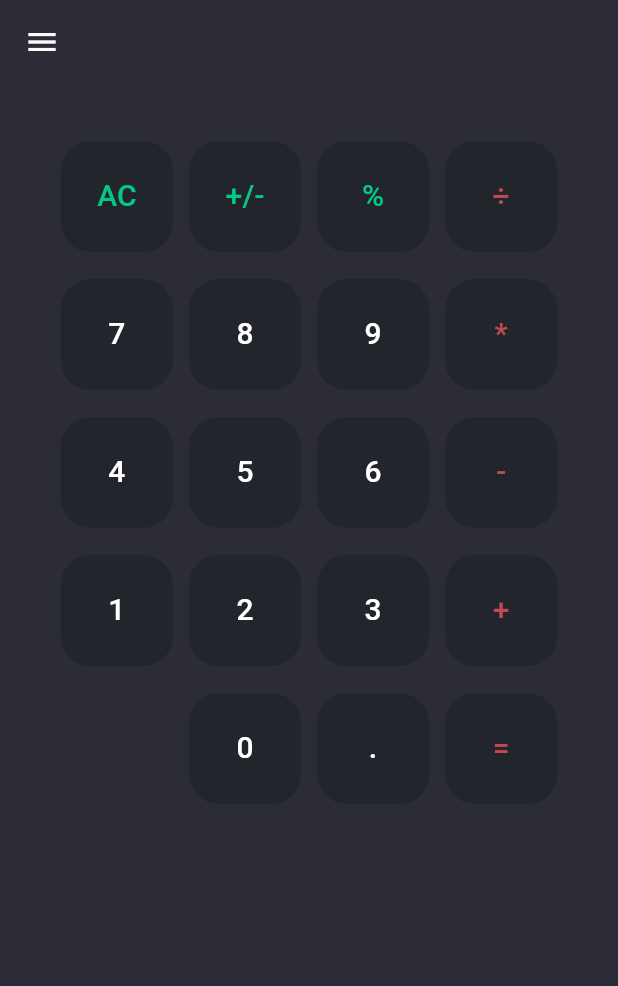
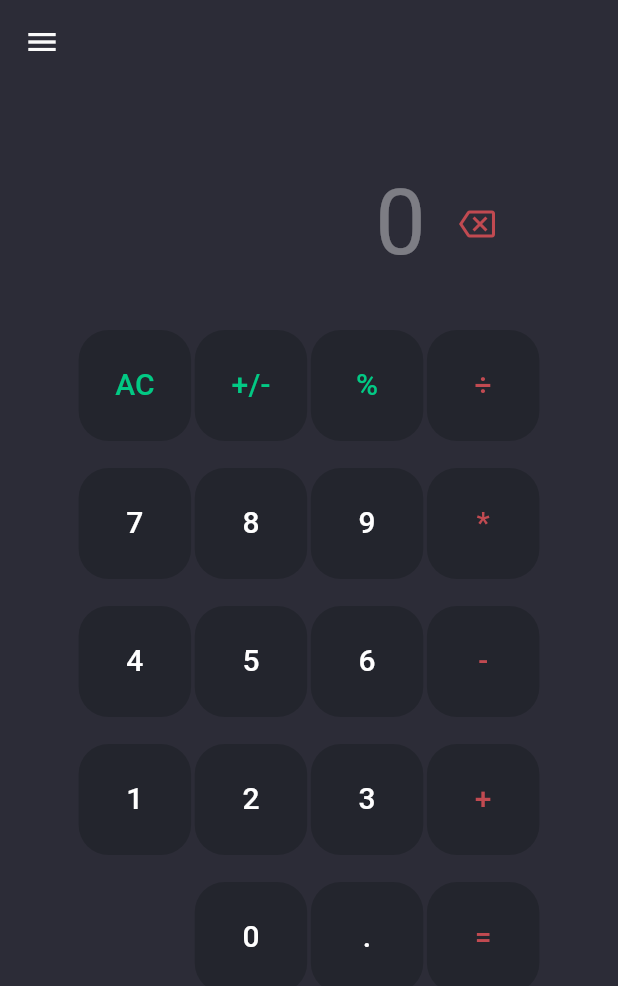
Before and after one commit to rjcalifornia/KCalc, a Flutter app: the screen it shows after launch, on a phone screen of 412 x 824 dp. Shown: the top 986 px of the screen. Run offline on Flutter 3.47's test engine with Material 3 defaults, Android fonts, the phone set to English and light mode, and no system bars; our stand-ins replace google_fonts; missing offline and left inert: window_manager; statements that could not run were skipped.

Commit message:
Changes to be committed: 	modified:   lib/ui/screens/calculator.dart

```diff
--- a/lib/ui/screens/calculator.dart
+++ b/lib/ui/screens/calculator.dart
@@ -11,7 +11,7 @@ class CalculatorScreen extends StatefulWidget {
 class _CalculatorScreenState extends State<CalculatorScreen> {
   @override
   Widget build(BuildContext context) {
-    String equation = "0";
+    const equation = "0";
     String result = "0";
     String expression = "";
     double equationFontSize = 38.0;
@@ -48,14 +48,37 @@ class _CalculatorScreenState extends State<CalculatorScreen> {
         ),
       ),
       body: Padding(
-        padding: new EdgeInsets.all(20),
-        child: const Column(
+        padding: new EdgeInsets.all(40),
+        child: Column(
           children: [
-            SizedBox(
+            Row(
+              mainAxisAlignment: MainAxisAlignment.end,
+              children: [
+                const Padding(
+                  padding: EdgeInsets.all(10),
+                  child: Text(
+                    equation,
+                    style: TextStyle(
+                      fontSize: 60,
+                      color: Colors.white38,
+                    ),
+                  ),
+                ),
+                IconButton(
+                  icon: const Icon(Icons.backspace_outlined,
+                      color: Color(0xffc14a51)),
+                  onPressed: () {},
+                ),
+                const SizedBox(
+                  width: 30,
+                )
+              ],
+            ),
+            const SizedBox(
               height: 8,
             ),
             ButtonArea(),
-            SizedBox(
+            const SizedBox(
               height: 8,
             ),
           ],
--- /dev/null
+++ b/lib/ui/utils/functions.dart
@@ -0,0 +1,5 @@
+class Functions {
+  buttonPressed(String buttonText) {
+    print(buttonText);
+  }
+}
--- a/lib/ui/widgets/button_area.dart
+++ b/lib/ui/widgets/button_area.dart
@@ -1,5 +1,6 @@
 import 'package:flutter/material.dart';
 import 'package:ubuntu_calculator/ui/components/button_helper.dart';
+import 'package:ubuntu_calculator/ui/utils/functions.dart';
 
 class ButtonArea extends StatefulWidget {
   const ButtonArea({super.key});
@@ -11,7 +12,6 @@ class ButtonArea extends StatefulWidget {
 class _ButtonAreaState extends State<ButtonArea> {
   @override
   Widget build(BuildContext context) {
-    buttonPressed(String buttonText) {}
     return Expanded(
         child: Column(
       mainAxisAlignment: MainAxisAlignment.end,
@@ -29,14 +29,26 @@ class _ButtonAreaState extends State<ButtonArea> {
                   Row(
                     mainAxisAlignment: MainAxisAlignment.spaceEvenly,
                     children: [
-                      buttonHelper('AC', const Color(0xff23252d),
-                          const Color(0xff02c984), () => buttonPressed('AC')),
-                      buttonHelper('+/-', const Color(0xff23252d),
-                          const Color(0xff02c984), () => buttonPressed('+/-')),
-                      buttonHelper('%', const Color(0xff23252d),
-                          const Color(0xff02c984), () => buttonPressed('%')),
-                      buttonHelper("÷", const Color(0xff23252d),
-                          const Color(0xffc14a51), () => buttonPressed('÷')),
+                      buttonHelper(
+                          'AC',
+                          const Color(0xff23252d),
+                          const Color(0xff02c984),
+                          () => Functions().buttonPressed('AC')),
+                      buttonHelper(
+                          '+/-',
+                          const Color(0xff23252d),
+                          const Color(0xff02c984),
+                          () => Functions().buttonPressed('+/-')),
+                      buttonHelper(
+                          '%',
+                          const Color(0xff23252d),
+                          const Color(0xff02c984),
+                          () => Functions().buttonPressed('%')),
+                      buttonHelper(
+                          "÷",
+                          const Color(0xff23252d),
+                          const Color(0xffc14a51),
+                          () => Functions().buttonPressed('÷')),
                     ],
                   ),
                   const SizedBox(
@@ -45,14 +57,26 @@ class _ButtonAreaState extends State<ButtonArea> {
                   Row(
                     mainAxisAlignment: MainAxisAlignment.spaceEvenly,
                     children: [
-                      buttonHelper('7', const Color(0xff23252d),
-                          const Color(0xffffffff), () => buttonPressed('7')),
-                      buttonHelper('8', const Color(0xff23252d),
-                          const Color(0xffffffff), () => buttonPressed('8')),
-                      buttonHelper('9', const Color(0xff23252d),
-                          const Color(0xffffffff), () => buttonPressed('9')),
-                      buttonHelper("*", const Color(0xff23252d),
-                          const Color(0xffc14a51), () => buttonPressed('*')),
+                      buttonHelper(
+                          '7',
+                          const Color(0xff23252d),
+                          const Color(0xffffffff),
+                          () => Functions().buttonPressed('7')),
+                      buttonHelper(
+                          '8',
+                          const Color(0xff23252d),
+                          const Color(0xffffffff),
+                          () => Functions().buttonPressed('8')),
+                      buttonHelper(
+                          '9',
+                          const Color(0xff23252d),
+                          const Color(0xffffffff),
+                          () => Functions().buttonPressed('9')),
+                      buttonHelper(
+                          "*",
+                          const Color(0xff23252d),
+                          const Color(0xffc14a51),
+                          () => Functions().buttonPressed('*')),
                     ],
                   ),
                   const SizedBox(
@@ -61,14 +85,26 @@ class _ButtonAreaState extends State<ButtonArea> {
                   Row(
                     mainAxisAlignment: MainAxisAlignment.spaceEvenly,
                     children: [
-                      buttonHelper('4', const Color(0xff23252d),
-                          const Color(0xffffffff), () => buttonPressed('4')),
-                      buttonHelper('5', const Color(0xff23252d),
-                          const Color(0xffffffff), () => buttonPressed('5')),
-                      buttonHelper('6', const Color(0xff23252d),
-                          const Color(0xffffffff), () => buttonPressed('6')),
-                      buttonHelper("-", const Color(0xff23252d),
-                          const Color(0xffc14a51), () => buttonPressed('-')),
+                      buttonHelper(
+                          '4',
+                          const Color(0xff23252d),
+                          const Color(0xffffffff),
+                          () => Functions().buttonPressed('4')),
+                      buttonHelper(
+                          '5',
+                          const Color(0xff23252d),
+                          const Color(0xffffffff),
+                          () => Functions().buttonPressed('5')),
+                      buttonHelper(
+                          '6',
+                          const Color(0xff23252d),
+                          const Color(0xffffffff),
+                          () => Functions().buttonPressed('6')),
+                      buttonHelper(
+                          "-",
+                          const Color(0xff23252d),
+                          const Color(0xffc14a51),
+                          () => Functions().buttonPressed('-')),
                     ],
                   ),
                   const SizedBox(
@@ -77,14 +113,26 @@ class _ButtonAreaState extends State<ButtonArea> {
                   Row(
                     mainAxisAlignment: MainAxisAlignment.spaceEvenly,
                     children: [
-                      buttonHelper('1', const Color(0xff23252d),
-                          const Color(0xffffffff), () => buttonPressed('4')),
-                      buttonHelper('2', const Color(0xff23252d),
-                          const Color(0xffffffff), () => buttonPressed('5')),
-                      buttonHelper('3', const Color(0xff23252d),
-                          const Color(0xffffffff), () => buttonPressed('6')),
-                      buttonHelper("+", const Color(0xff23252d),
-                          const Color(0xffc14a51), () => buttonPressed('+')),
+                      buttonHelper(
+                          '1',
+                          const Color(0xff23252d),
+                          const Color(0xffffffff),
+                          () => Functions().buttonPressed('4')),
+                      buttonHelper(
+                          '2',
+                          const Color(0xff23252d),
+                          const Color(0xffffffff),
+                          () => Functions().buttonPressed('5')),
+                      buttonHelper(
+                          '3',
+                          const Color(0xff23252d),
+                          const Color(0xffffffff),
+                          () => Functions().buttonPressed('6')),
+                      buttonHelper(
+                          "+",
+                          const Color(0xff23252d),
+                          const Color(0xffc14a51),
+                          () => Functions().buttonPressed('+')),
                     ],
                   ),
                   const SizedBox(
@@ -96,12 +144,21 @@ class _ButtonAreaState extends State<ButtonArea> {
                       const SizedBox(
                         width: 75,
                       ),
-                      buttonHelper('0', const Color(0xff23252d),
-                          const Color(0xffffffff), () => buttonPressed('0')),
-                      buttonHelper('.', const Color(0xff23252d),
-                          const Color(0xffffffff), () => buttonPressed('.')),
-                      buttonHelper("=", const Color(0xff23252d),
-                          const Color(0xffc14a51), () => buttonPressed('=')),
+                      buttonHelper(
+                          '0',
+                          const Color(0xff23252d),
+                          const Color(0xffffffff),
+                          () => Functions().buttonPressed('0')),
+                      buttonHelper(
+                          '.',
+                          const Color(0xff23252d),
+                          const Color(0xffffffff),
+                          () => Functions().buttonPressed('.')),
+                      buttonHelper(
+                          "=",
+                          const Color(0xff23252d),
+                          const Color(0xffc14a51),
+                          () => Functions().buttonPressed('=')),
                     ],
                   )
                 ],
```
